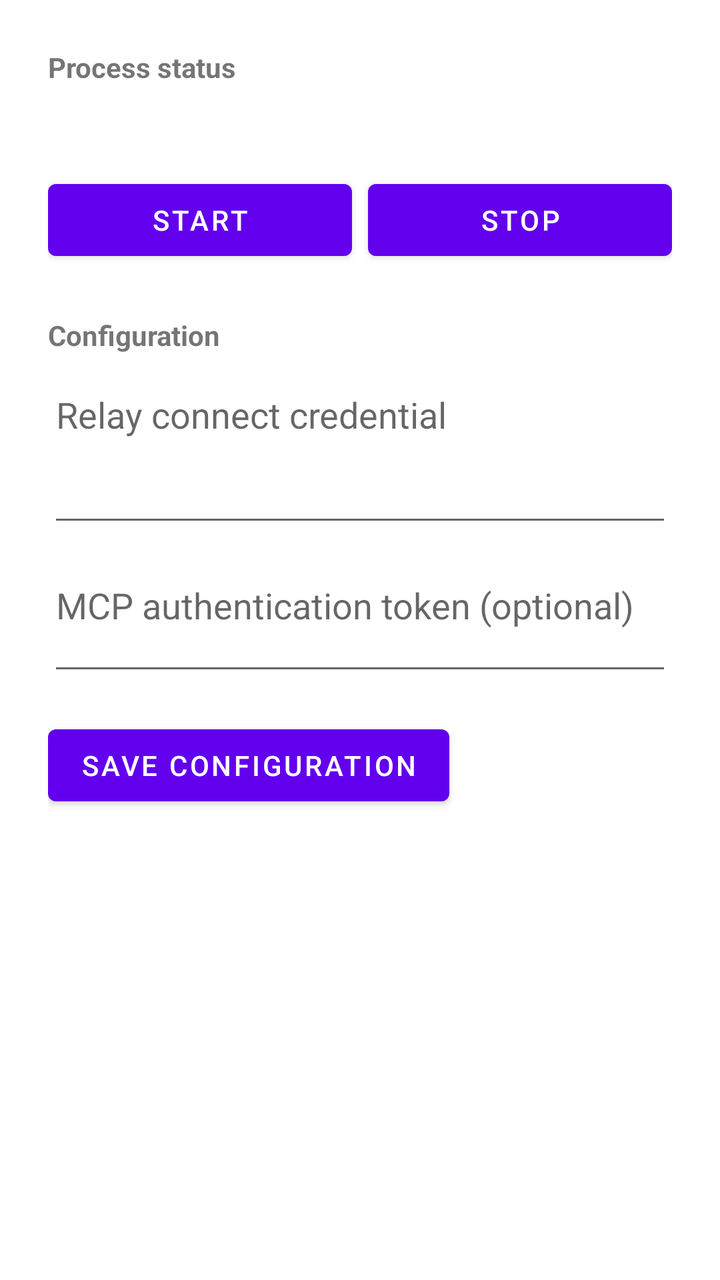
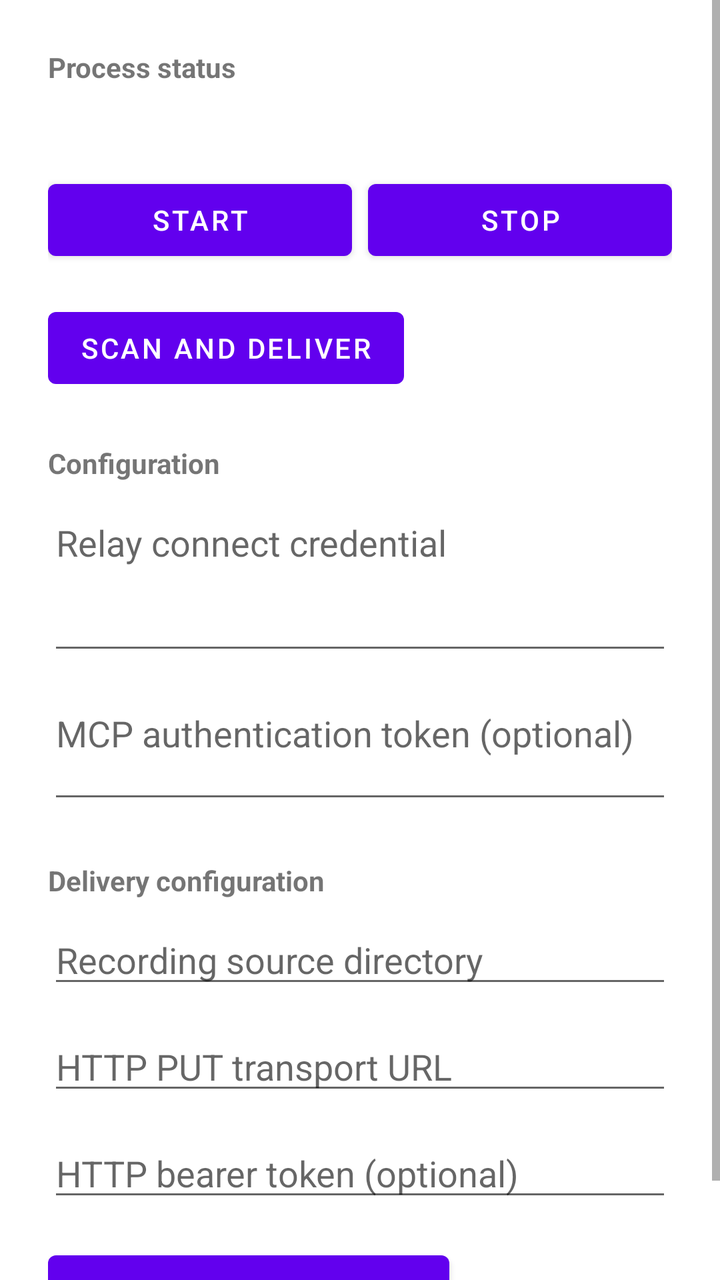

The first picture is an Android layout as it rendered before a commit; the second is the same layout after the commit. The layout source and the unified diff follow.
<!-- AndroidManifest.xml: fallback theme Theme.MaterialComponents.DayNight.NoActionBar -->
<!-- res/layout/activity_main.xml -->
<?xml version="1.0" encoding="utf-8"?>
<ScrollView xmlns:android="http://schemas.android.com/apk/res/android"
    android:layout_width="match_parent"
    android:layout_height="match_parent"
    android:fillViewport="true">
    <LinearLayout
        android:layout_width="match_parent"
        android:layout_height="wrap_content"
        android:orientation="vertical"
        android:padding="24dp">
        <TextView
            android:layout_width="wrap_content"
            android:layout_height="wrap_content"
            android:text="@string/process_status_label"
            android:textStyle="bold" />
        <TextView
            android:id="@+id/portal_status"
            android:layout_width="match_parent"
            android:layout_height="wrap_content"
            android:layout_marginTop="8dp"
            android:textIsSelectable="true" />
        <LinearLayout
            android:layout_width="match_parent"
            android:layout_height="wrap_content"
            android:layout_marginTop="16dp"
            android:orientation="horizontal">
            <Button
                android:id="@+id/start_button"
                android:layout_width="0dp"
                android:layout_height="wrap_content"
                android:layout_weight="1"
                android:text="@string/start" />
            <Button
                android:id="@+id/stop_button"
                android:layout_width="0dp"
                android:layout_height="wrap_content"
                android:layout_marginStart="8dp"
                android:layout_weight="1"
                android:text="@string/stop" />
        </LinearLayout>
        <TextView
            android:layout_width="wrap_content"
            android:layout_height="wrap_content"
            android:layout_marginTop="24dp"
            android:text="@string/configuration_label"
            android:textStyle="bold" />
        <EditText
            android:id="@+id/connect_input"
            android:layout_width="match_parent"
            android:layout_height="wrap_content"
            android:layout_marginTop="8dp"
            android:gravity="top|start"
            android:hint="@string/connect_hint"
            android:inputType="textMultiLine|textNoSuggestions"
            android:minLines="3" />
        <EditText
            android:id="@+id/mcp_token_input"
            android:layout_width="match_parent"
            android:layout_height="wrap_content"
            android:layout_marginTop="12dp"
            android:gravity="top|start"
            android:hint="@string/mcp_token_hint"
            android:inputType="textMultiLine|textNoSuggestions"
            android:minLines="2" />
        <Button
            android:id="@+id/save_button"
            android:layout_width="wrap_content"
            android:layout_height="wrap_content"
            android:layout_marginTop="16dp"
            android:text="@string/save_configuration" />
    </LinearLayout>
</ScrollView>
<!-- resources referenced by this layout -->
<resources>
  <string name="configuration_label">Configuration</string>
  <string name="connect_hint">Relay connect credential</string>
  <string name="mcp_token_hint">MCP authentication token (optional)</string>
  <string name="process_status_label">Process status</string>
  <string name="save_configuration">Save configuration</string>
  <string name="start">Start</string>
  <string name="stop">Stop</string>
</resources>

<!-- the commit's change to res/layout/activity_main.xml (unified diff, before → after) -->
@@ -38,6 +38,12 @@
                 android:layout_weight="1"
                 android:text="@string/stop" />
         </LinearLayout>
+        <Button
+            android:id="@+id/delivery_scan_button"
+            android:layout_width="wrap_content"
+            android:layout_height="wrap_content"
+            android:layout_marginTop="16dp"
+            android:text="@string/scan_and_deliver" />
         <TextView
             android:layout_width="wrap_content"
             android:layout_height="wrap_content"
@@ -62,6 +68,33 @@
             android:hint="@string/mcp_token_hint"
             android:inputType="textMultiLine|textNoSuggestions"
             android:minLines="2" />
+        <TextView
+            android:layout_width="wrap_content"
+            android:layout_height="wrap_content"
+            android:layout_marginTop="24dp"
+            android:text="@string/delivery_configuration_label"
+            android:textStyle="bold" />
+        <EditText
+            android:id="@+id/source_dir_input"
+            android:layout_width="match_parent"
+            android:layout_height="wrap_content"
+            android:layout_marginTop="8dp"
+            android:hint="@string/source_dir_hint"
+            android:inputType="textUri" />
+        <EditText
+            android:id="@+id/transport_url_input"
+            android:layout_width="match_parent"
+            android:layout_height="wrap_content"
+            android:layout_marginTop="12dp"
+            android:hint="@string/transport_url_hint"
+            android:inputType="textUri" />
+        <EditText
+            android:id="@+id/transport_token_input"
+            android:layout_width="match_parent"
+            android:layout_height="wrap_content"
+            android:layout_marginTop="12dp"
+            android:hint="@string/transport_token_hint"
+            android:inputType="textPassword" />
         <Button
             android:id="@+id/save_button"
             android:layout_width="wrap_content"
<!-- resource entries referenced after the edit -->
@@ -2,10 +2,15 @@
 <resources>
   <string name="configuration_label">Configuration</string>
   <string name="connect_hint">Relay connect credential</string>
+  <string name="delivery_configuration_label">Delivery configuration</string>
   <string name="mcp_token_hint">MCP authentication token (optional)</string>
   <string name="process_status_label">Process status</string>
   <string name="save_configuration">Save configuration</string>
+  <string name="scan_and_deliver">Scan and deliver</string>
+  <string name="source_dir_hint">Recording source directory</string>
   <string name="start">Start</string>
   <string name="stop">Stop</string>
+  <string name="transport_token_hint">HTTP bearer token (optional)</string>
+  <string name="transport_url_hint">HTTP PUT transport URL</string>
 </resources>
 
